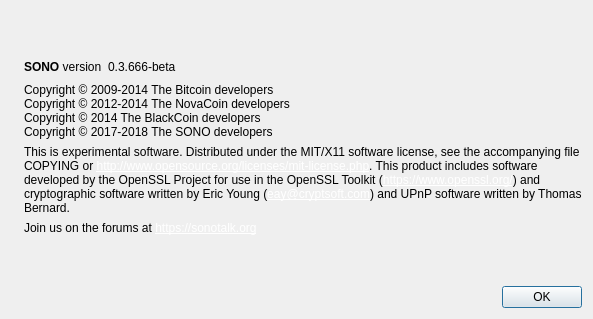
This is src/qt/forms/aboutdialog.ui in zPools/sonoa as Qt 5 draws it before an edit. The edited form follows.
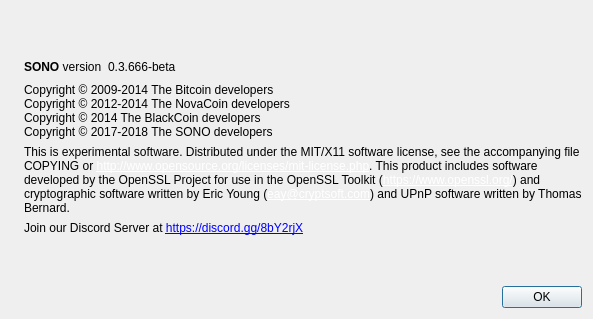
This is the edited form. Icons and pictures are not drawn.

Patch:
```diff
--- a/src/qt/forms/aboutdialog.ui
+++ b/src/qt/forms/aboutdialog.ui
@@ -128,7 +128,7 @@
      <item>
       <widget class="QLabel" name="label_3">
        <property name="text">
-        <string>Join us on the forums at &lt;a href=&quot;https://sonotalk.org&quot; style=&quot;color: #FFF;&quot;&gt;https://sonotalk.org&lt;/a&gt;</string>
+        <string>&lt;html&gt;&lt;head/&gt;&lt;body&gt;&lt;p&gt;Join our Discord Server at &lt;a href=&quot;https://discord.gg/8bY2rjX&quot;&gt;&lt;span style=&quot; text-decoration: underline; color:#0000ff;&quot;&gt;https://discord.gg/8bY2rjX&lt;/span&gt;&lt;/a&gt;&lt;/p&gt;&lt;/body&gt;&lt;/html&gt;</string>
        </property>
       </widget>
      </item>
```
